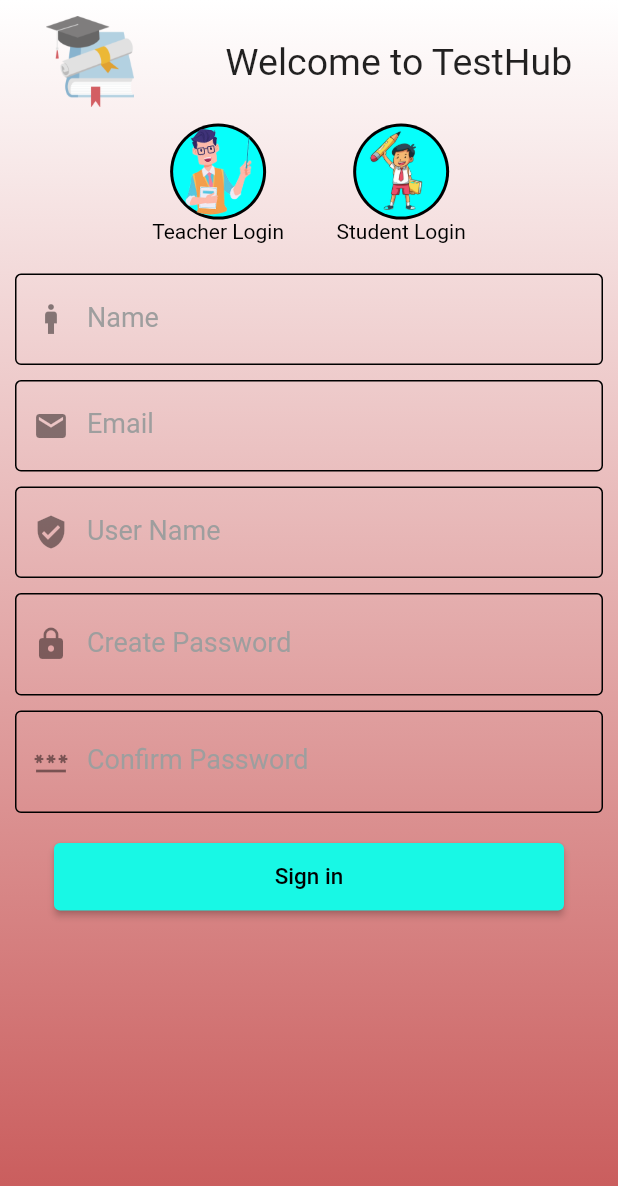
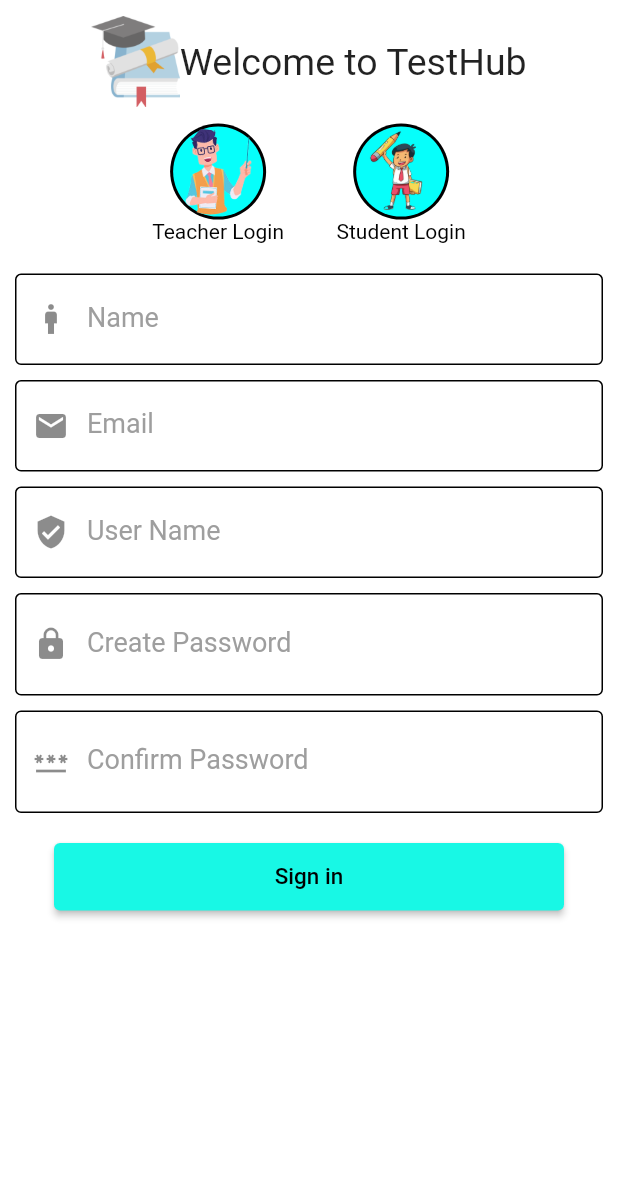
Before and after one commit to Sarful04/test-hub-Sarful-, a Flutter app: the RegisterPage screen opened by its route, on a phone screen of 412 x 824 dp. Shown: the top 1186 px of the screen. Run offline on Flutter 3.47's test engine with Material 2 defaults, Android fonts, the phone set to English and light mode, and no system bars; our stand-ins replace auto_size_text, firebase_auth, firebase_core, form_field_validator, google_fonts, google_sign_in and 2 more; accounts and stored records are empty.

Commit message:
some minor changes

```diff
--- a/lib/featured/Teacher/register.dart
+++ b/lib/featured/Teacher/register.dart
@@ -41,8 +41,8 @@ class _RegisterPageState extends State<RegisterPage> {
               gradient: LinearGradient(
                 colors: [
                   Color.fromARGB(255, 255, 255, 255),
-                  // Color.fromARGB(255, 255, 255, 255),
-                  Color.fromARGB(255, 200, 87, 87)
+                  Color.fromARGB(255, 255, 255, 255),
+                  // Color.fromARGB(255, 200, 87, 87)
                 ],
                 begin: Alignment.topCenter,
                 end: Alignment.bottomCenter,
@@ -58,7 +58,7 @@ class _RegisterPageState extends State<RegisterPage> {
                 crossAxisAlignment: CrossAxisAlignment.center,
                 children: [
                   Row(
-                    mainAxisAlignment: MainAxisAlignment.spaceAround,
+                    mainAxisAlignment: MainAxisAlignment.center,
                     children: [
                       Image.asset(
                         'assets/loginPageImage.png',
@@ -269,7 +269,7 @@ class _RegisterPageState extends State<RegisterPage> {
                       style: ElevatedButton.styleFrom(
                           primary: Color.fromARGB(255, 24, 248, 229)),
                       onPressed: () {
-                        Navigator.of(context).pushNamed("/S_login");
+                        validate();
                       },
                       child: const Text(
                         "Sign in",
--- a/lib/main.dart
+++ b/lib/main.dart
@@ -2,6 +2,7 @@ import 'package:firebase_core/firebase_core.dart';
 import 'package:flutter/material.dart';
 import 'package:test_hub/featured/Student/S_login.dart';
 import 'package:test_hub/featured/Teacher/register.dart';
+
 import 'package:test_hub/screens/splash_screen.dart';
 
 import 'package:test_hub/services/authentication.dart';
--- a/lib/screens/splash_screen.dart
+++ b/lib/screens/splash_screen.dart
@@ -3,6 +3,7 @@ import 'dart:async';
 import 'package:flutter/material.dart';
 import 'package:google_fonts/google_fonts.dart';
 import 'package:loading_indicator/loading_indicator.dart';
+
 import 'package:test_hub/shared/constants/device_Dimensions.dart';
 
 class SplashScreen extends StatefulWidget {
--- a/pubspec.yaml
+++ b/pubspec.yaml
@@ -45,6 +45,7 @@ dependencies:
   easy_sidemenu: ^0.4.1+1
   persistent_bottom_nav_bar: ^5.0.2
   loading_indicator: ^3.1.0
+  glassmorphism: ^3.0.0
 
 dev_dependencies:
   flutter_test:
```
Also changed, not shown: pubspec.lock, 1 other file.
